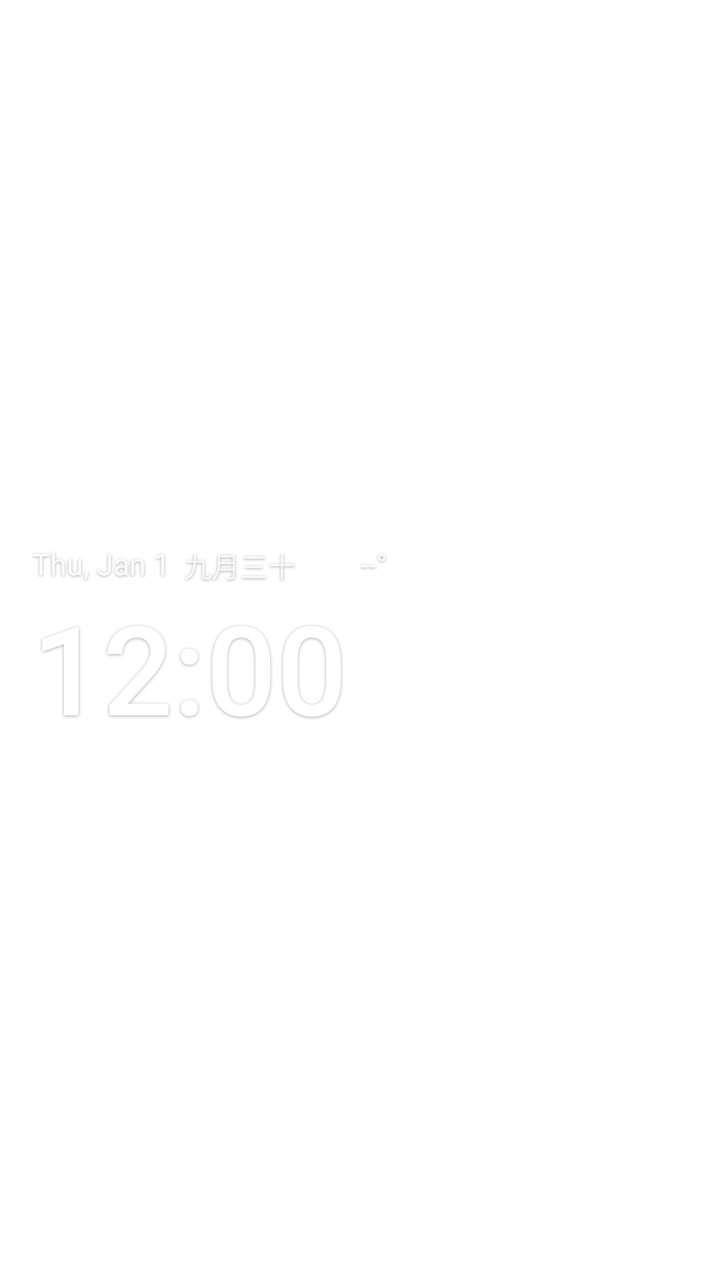
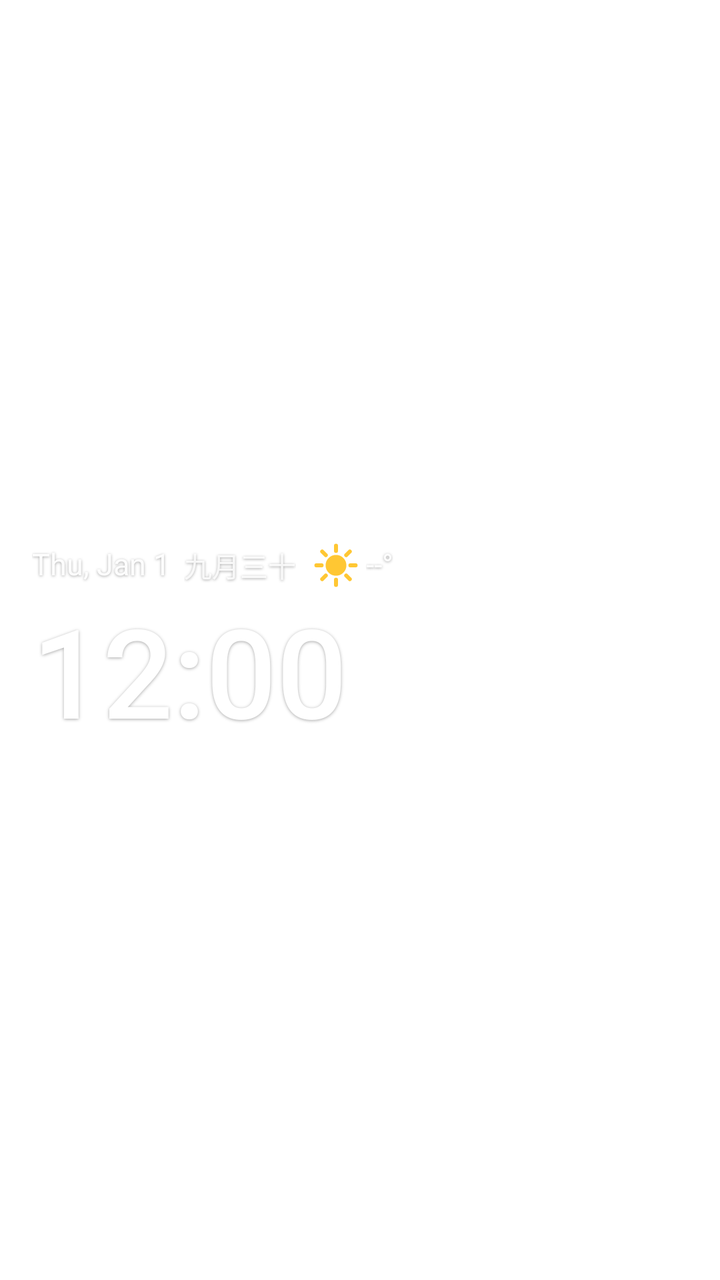

Before-and-after screenshots of an Android layout around one commit, followed by the original layout XML and the change that was made.
<!-- AndroidManifest.xml: fallback theme Theme.MaterialComponents.DayNight.NoActionBar -->
<!-- res/layout/ww_white_medium.xml -->
<?xml version="1.0" encoding="utf-8"?>
<LinearLayout xmlns:android="http://schemas.android.com/apk/res/android"
    android:id="@+id/ww_root"
    android:layout_width="match_parent"
    android:layout_height="match_parent"
    android:orientation="vertical"
    android:gravity="center_vertical|start"
    android:paddingStart="16dp"
    android:paddingEnd="16dp">

    <LinearLayout
        android:id="@+id/ww_date_touch"
        android:layout_width="match_parent"
        android:layout_height="wrap_content"
        android:orientation="horizontal"
        android:gravity="center_vertical"
        android:paddingTop="7dp"
        android:paddingBottom="3dp">

        <TextClock
            android:id="@+id/ww_date"
            android:layout_width="wrap_content"
            android:layout_height="wrap_content"
            android:fontFamily="sans-serif"
            android:format24Hour="@string/date_format_compact"
            android:format12Hour="@string/date_format_compact"
            android:includeFontPadding="false"
            android:shadowColor="#59000000"
            android:shadowDx="0"
            android:shadowDy="1"
            android:shadowRadius="3"
            android:textColor="#F2FFFFFF"
            android:textSize="15sp" />

        <TextView
            android:id="@+id/ww_lunar"
            android:layout_width="wrap_content"
            android:layout_height="wrap_content"
            android:layout_marginStart="7dp"
            android:fontFamily="sans-serif"
            android:includeFontPadding="false"
            android:shadowColor="#59000000"
            android:shadowDx="0"
            android:shadowDy="1"
            android:shadowRadius="3"
            android:textColor="#D9FFFFFF"
            android:textSize="14sp"
            android:text="九月三十" />

        <LinearLayout
            android:id="@+id/ww_weather_touch"
            android:layout_width="wrap_content"
            android:layout_height="wrap_content"
            android:layout_marginStart="8dp"
            android:orientation="horizontal"
            android:gravity="center_vertical"
            android:paddingTop="4dp"
            android:paddingBottom="4dp">

            <ImageView
                android:id="@+id/ww_icon"
                android:layout_width="21dp"
                android:layout_height="21dp"
                android:scaleType="fitCenter"
                android:src="@drawable/ic_wx_clear" />

            <TextView
                android:id="@+id/ww_temp"
                android:layout_width="wrap_content"
                android:layout_height="wrap_content"
                android:layout_marginStart="3dp"
                android:fontFamily="sans-serif"
                android:includeFontPadding="false"
                android:shadowColor="#59000000"
                android:shadowDx="0"
                android:shadowDy="1"
                android:shadowRadius="3"
                android:textColor="#F2FFFFFF"
                android:textSize="15sp"
                android:text="--°" />
        </LinearLayout>

        <TextView
            android:id="@+id/ww_city"
            android:layout_width="wrap_content"
            android:layout_height="wrap_content"
            android:layout_marginStart="8dp"
            android:ellipsize="end"
            android:fontFamily="sans-serif"
            android:includeFontPadding="false"
            android:maxLines="1"
            android:shadowColor="#59000000"
            android:shadowDx="0"
            android:shadowDy="1"
            android:shadowRadius="3"
            android:textColor="#B3FFFFFF"
            android:textSize="13sp"
            android:visibility="gone" />
    </LinearLayout>

    <FrameLayout
        android:id="@+id/ww_time_touch"
        android:layout_width="match_parent"
        android:layout_height="wrap_content"
        android:paddingTop="0dp"
        android:paddingBottom="6dp">

        <TextClock
            android:id="@+id/ww_time"
            android:layout_width="wrap_content"
            android:layout_height="wrap_content"
            android:fontFamily="sans-serif-medium"
            android:format24Hour="HH:mm"
            android:format12Hour="h:mm"
            android:includeFontPadding="false"
            android:shadowColor="#59000000"
            android:shadowDx="0"
            android:shadowDy="1"
            android:shadowRadius="4"
            android:textColor="#FFFFFFFF"
            android:textSize="62sp" />
    </FrameLayout>

</LinearLayout>
<!-- resources referenced by this layout -->
<resources>
  <!-- drawable ic_wx_clear: vector/xml drawable (drawable, 2462 chars, omitted) -->
  <string name="date_format_compact">EEE, MMM d</string>
</resources>

<!-- the commit's change to res/layout/ww_white_medium.xml (unified diff, before → after) -->
@@ -59,10 +59,10 @@
 
             <ImageView
                 android:id="@+id/ww_icon"
-                android:layout_width="21dp"
-                android:layout_height="21dp"
+                android:layout_width="24dp"
+                android:layout_height="24dp"
                 android:scaleType="fitCenter"
-                android:src="@drawable/ic_wx_clear" />
+                android:src="@drawable/ic_wx_sunny" />
 
             <TextView
                 android:id="@+id/ww_temp"
<!-- resource entries referenced after the edit -->
@@ -1,6 +1,15 @@
 <!-- resources referenced by this layout -->
 <resources>
-  <!-- drawable ic_wx_clear: vector/xml drawable (drawable, 2462 chars, omitted) -->
+  <!-- drawable ic_wx_sunny (drawable) -->
+  <?xml version="1.0" encoding="utf-8"?>
+  <vector xmlns:android="http://schemas.android.com/apk/res/android"
+      android:width="24dp"
+      android:height="24dp"
+      android:viewportWidth="24"
+      android:viewportHeight="24">
+      <path android:pathData="M12,6.8a5.2,5.2 0 1,0 0,10.4a5.2,5.2 0 1,0 0,-10.4z" android:fillColor="#FFC733" />
+      <path android:pathData="M12,4.8L12,2.2M12,19.2L12,21.8M4.8,12L2.2,12M19.2,12L21.8,12M6.9,6.9L5.1,5.1M17.1,17.1L18.9,18.9M18.9,5.1L17.1,6.9M5.1,18.9L6.9,17.1" android:fillColor="#00000000" android:strokeColor="#FFC733" android:strokeWidth="2.0" android:strokeLineCap="round" />
+  </vector>
   <string name="date_format_compact">EEE, MMM d</string>
 </resources>
 
